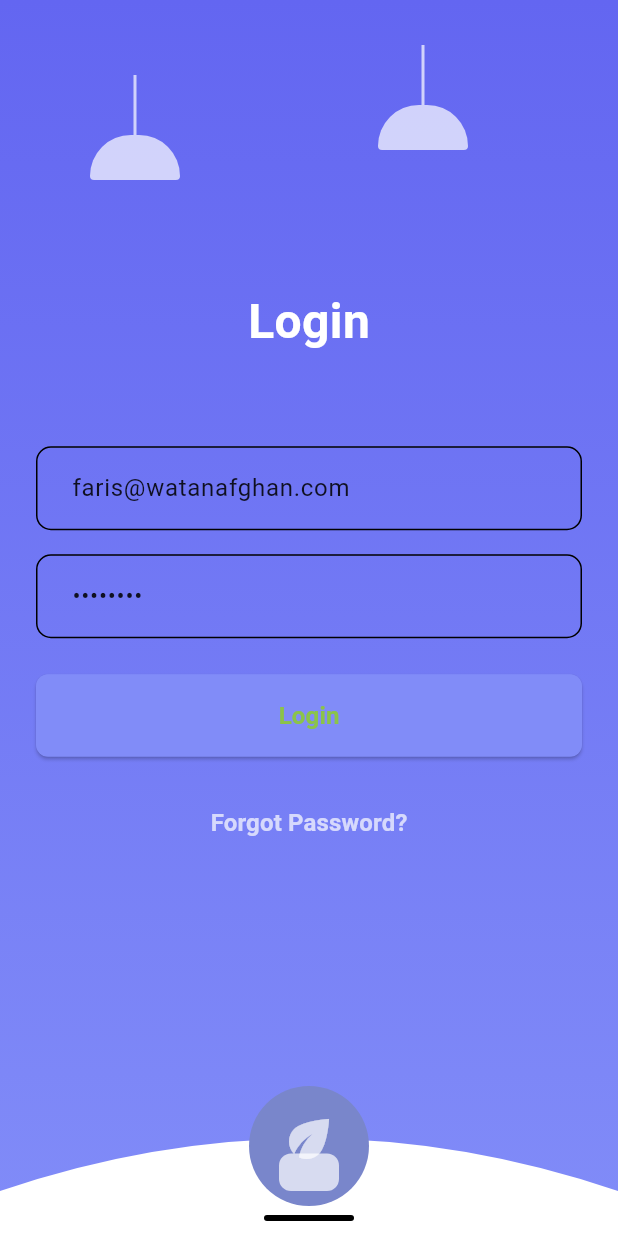
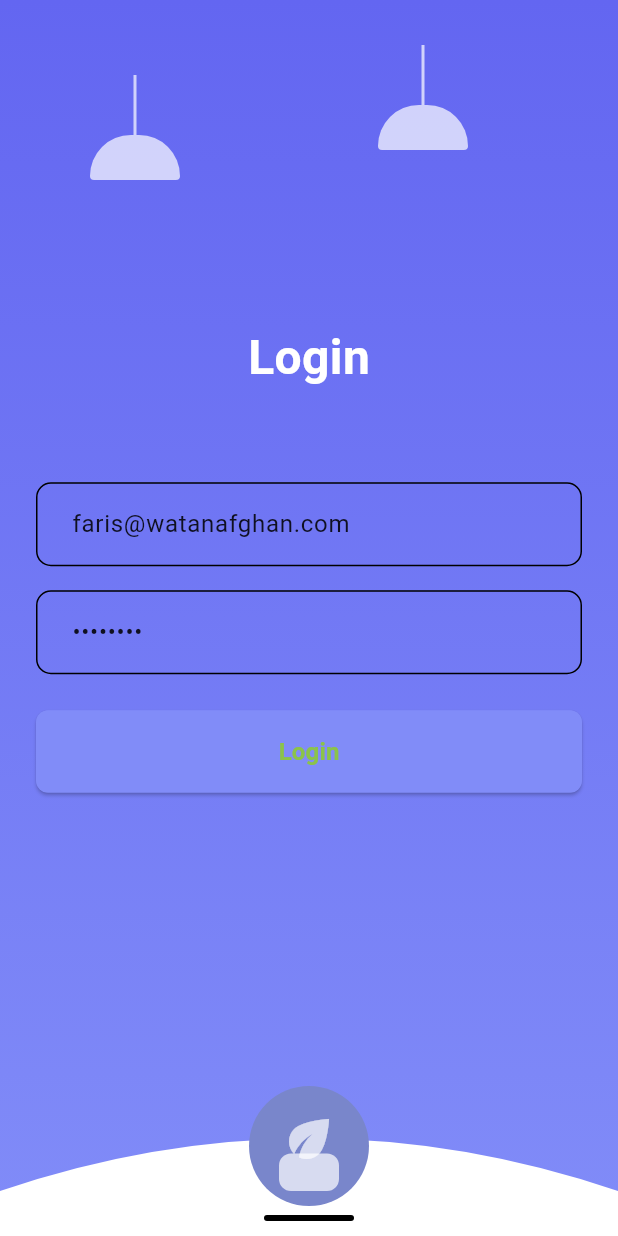
Before and after one commit to flutterdevalhamood/watan_afghan, a Flutter app: the screen it shows after launch, on a phone screen of 412 x 824 dp. Run offline on Flutter 3.47's test engine with Material 3 defaults, Android fonts, the phone set to English and light mode, and no system bars; our stand-ins replace cached_network_image, dio, file_picker, flutter_bloc, flutter_image_compress, flutter_riverpod and 7 more; missing offline and left inert: flutter_pdfview, syncfusion_flutter_pdfviewer; generated files the repository leaves out were written again.

Commit message:
Fix : commented forgot password code

```diff
--- a/lib/src/screens/login_screen.dart
+++ b/lib/src/screens/login_screen.dart
@@ -168,13 +168,13 @@ class _LoginScreenState extends State<LoginScreen> {
                               ),
                               const SizedBox(height: 20),
                               // Forgot Password
-                              TextButton(
-                                onPressed: () {},
-                                child: const Text(
-                                  'Forgot Password?',
-                                  style: TextStyle(color: Colors.white70),
-                                ),
-                              ),
+                              // TextButton(
+                              //   onPressed: () {},
+                              //   child: const Text(
+                              //     'Forgot Password?',
+                              //     style: TextStyle(color: Colors.white70),
+                              //   ),
+                              // ),
                             ],
                           ),
                         ),
```
